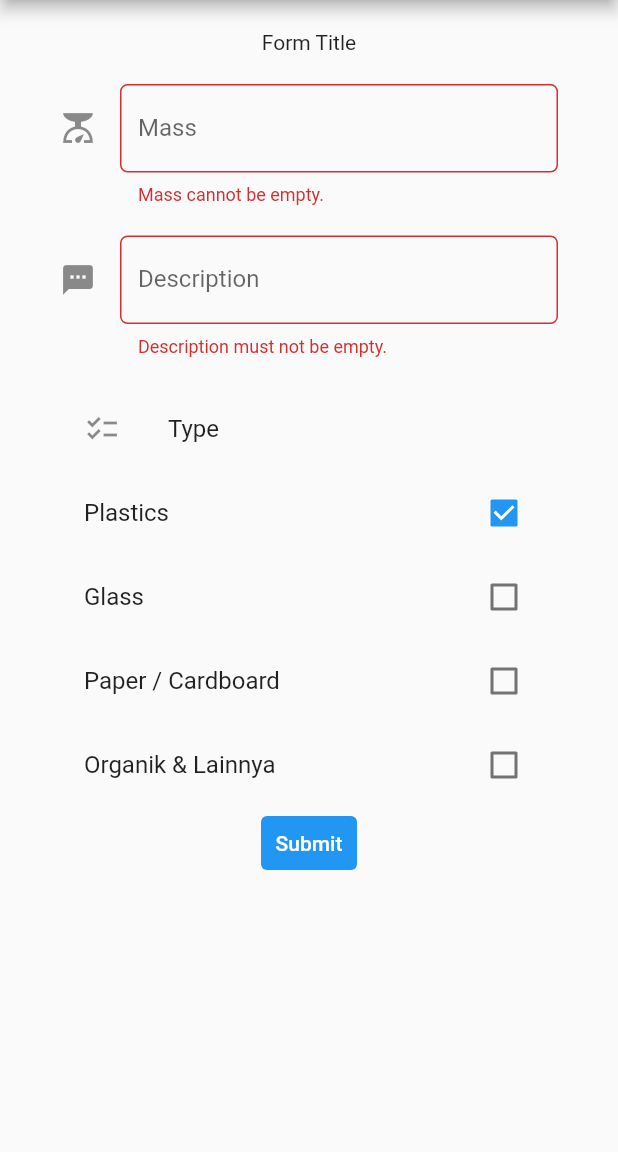
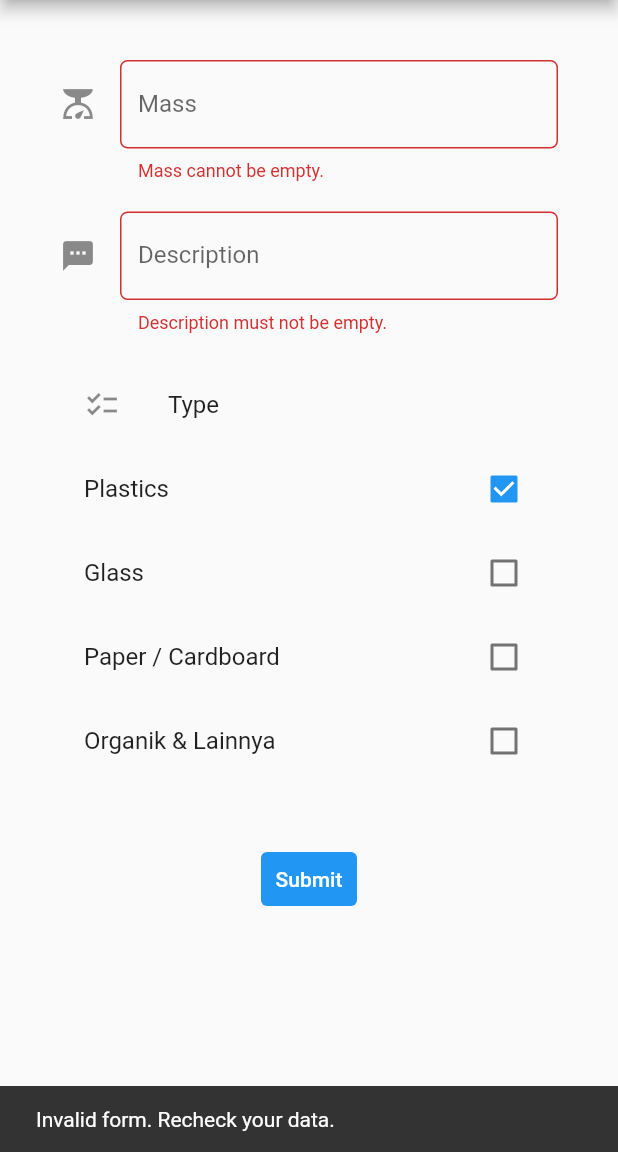
Before and after one commit to arkanalexei/scrap.py-mobile, a Flutter app: the DepositFormPage screen opened directly, after a tap on "Submit", on a phone screen of 412 x 824 dp, the part 84-1236 px from its top. Run offline on Flutter 3.47's test engine with Material 2 defaults, Android fonts, the phone set to English and light mode, and no system bars; missing offline and left inert: dart:ffi, pbp_django_auth.

Commit message:
feat: functional deposit form

```diff
--- a/lib/pages/deposit/form.dart
+++ b/lib/pages/deposit/form.dart
@@ -1,32 +1,11 @@
 import 'dart:convert';
-import 'dart:ffi';
 
 import 'package:flutter/material.dart';
 import 'package:pbp_django_auth/pbp_django_auth.dart';
 import 'package:provider/provider.dart';
 import 'package:scrappy/drawer.dart';
-import 'package:scrappy/model/depositItem.dart';
-
-import 'api.dart';
-
-// void main() {
-//   runApp(const FormApp());
-// }
-
-// class DepositFormPage extends StatelessWidget {
-//   const DepositFormPage({super.key});
-
-//   @override
-//   Widget build(BuildContext context) {
-//     return MaterialApp(
-//       title: 'Flutter Demo',
-//       theme: ThemeData(
-//         primarySwatch: Colors.blue,
-//       ),
-//       home: const BudgetForm(title: 'Form'),
-//     );
-//   }
-// }
+import 'package:scrappy/pages/deposit/deposit.dart';
+import '../../providers/constants.dart';
 
 class DepositFormPage extends StatefulWidget {
   const DepositFormPage({super.key});
@@ -37,14 +16,13 @@ class DepositFormPage extends StatefulWidget {
 
 class _DepositFormState extends State<DepositFormPage> {
   final _formKey = GlobalKey<FormState>();
-  // final List<String> typeChoices = <String>['Pemasukan', 'Pengeluaran'];
 
-  // Form Data (state)
-  // int user;
+  /** Form Data (state) */
   double _mass = 0.0;
   String _description = "";
-  // DateTime date_time;
   String _type = "PLASTIK";
+  // int user; // automatic
+  // DateTime date_time; // automatic
 
   @override
   Widget build(BuildContext context) {
@@ -60,12 +38,11 @@ class _DepositFormState extends State<DepositFormPage> {
         child: Center(
           child: Column(
             children: [
-              const Text("Form Title"),
               Form(
                 key: _formKey,
                 child: SingleChildScrollView(
                   child: Padding(
-                    padding: EdgeInsets.all(20.0),
+                    padding: const EdgeInsets.all(20.0),
                     child: Column(
                       children: <Widget>[
                         TextFormField(
@@ -77,19 +54,19 @@ class _DepositFormState extends State<DepositFormPage> {
                               borderRadius: BorderRadius.circular(5.0),
                             ),
                           ),
-                          onChanged: (String? value) {
-                            ;
-                          },
+                          onChanged: (String? value) {},
                           validator: (String? value) {
                             if (value == null || value.isEmpty) {
                               return 'Mass cannot be empty.';
                             } else {
                               try {
-                                // should use tryParse
-                                double.parse(value);
-                                setState(() {
-                                  _mass = double.parse(value);
-                                });
+                                // equivalent to tryParse
+                                double num = double.parse(value);
+                                if (num <= 0) {
+                                  return 'Mass cannot be zero or negative.';
+                                }
+                                // side effect (update state)
+                                setState(() => _mass = num);
                               } on FormatException {
                                 return 'Mass must be a valid number.';
                               }
@@ -160,32 +137,31 @@ class _DepositFormState extends State<DepositFormPage> {
                             });
                           },
                         ),
+                        const Padding(padding: EdgeInsets.all(20.0)),
                         TextButton(
                           style: ButtonStyle(
                             backgroundColor:
                                 MaterialStateProperty.all(Colors.blue),
                           ),
                           onPressed: () async {
+                            String msg = "";
                             if (_formKey.currentState!.validate()) {
-                              // submitDeposit(request, _description, _mass);
-                              debugPrint("MAKING POST REQUEST");
-                              // i think response needs to be JSON and not the (redirect) full html page.
-                              final response = await request.postJson(
-                                'https://scrappy.up.railway.app/deposit/submit/',
+                              // send data to server
+                              final response = await request.post(
+                                '$SITE_URL/deposit/submit/',
                                 jsonEncode({
                                   'description': _description,
                                   'mass': _mass,
                                   'type': _type,
                                 }),
                               );
-                              debugPrint("FINISHING POST REQUEST");
-                              ScaffoldMessenger.of(context)
-                                  .showSnackBar(const SnackBar(
-                                content: Text('Your deposit has been saved!'),
-                              ));
+                              // response SHOULD be in json form
+                              msg = response['message'].toString();
                             } else {
-                              debugPrint("FORM NOT VALID");
+                              msg = "Invalid form. Recheck your data.";
                             }
+                            ScaffoldMessenger.of(context)
+                                .showSnackBar(SnackBar(content: Text(msg)));
                           },
                           child: const Text(
                             "Submit",
--- /dev/null
+++ b/lib/providers/constants.dart
@@ -0,0 +1,3 @@
+// "Environment" variables
+
+const String SITE_URL = 'https://scrappy.up.railway.app';
```
Also changed, not shown: lib/components/deposit/depositCard.dart (+5 -4 lines), lib/components/deposit/depositDetailPage.dart (+25 -5 lines), lib/components/deposit/recentDeposits.dart (+9 -5 lines), lib/pages/deposit/api.dart (deleted, +0 -59 lines).
